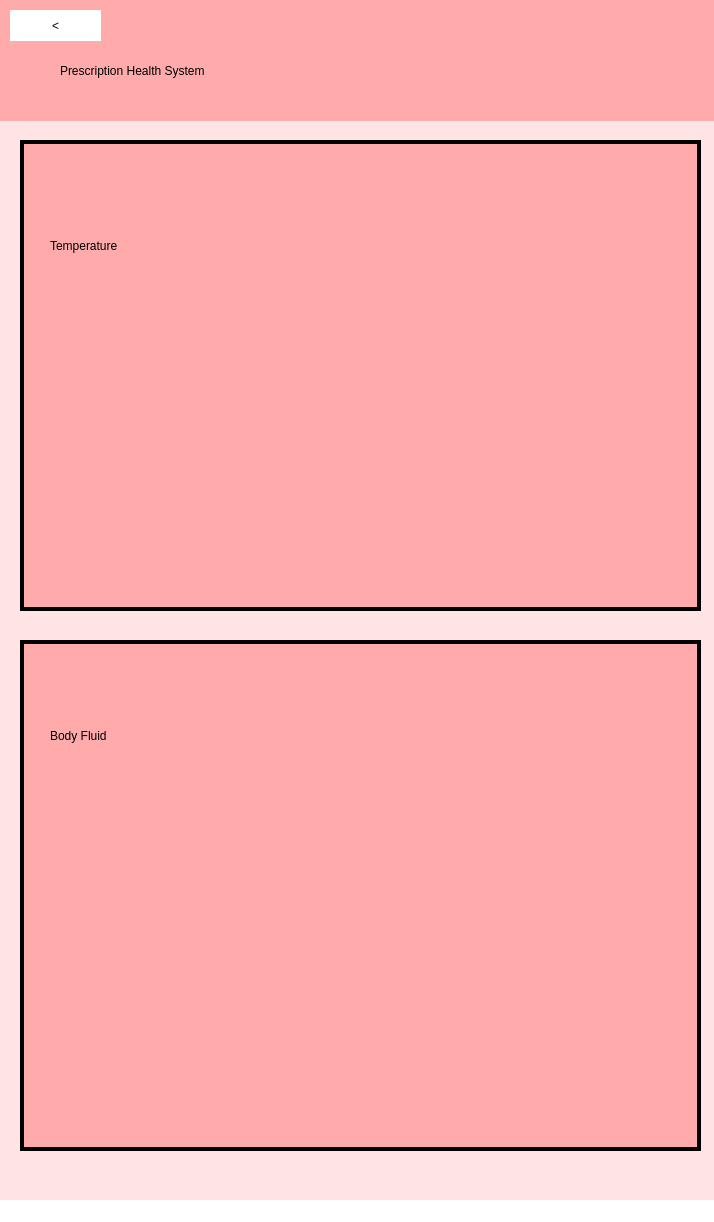
Before: the Qt Designer form UI/PHS_Body_Info.ui in NaryanSambhi/CSCN72030---Sec3---Group2, drawn with Qt 5.
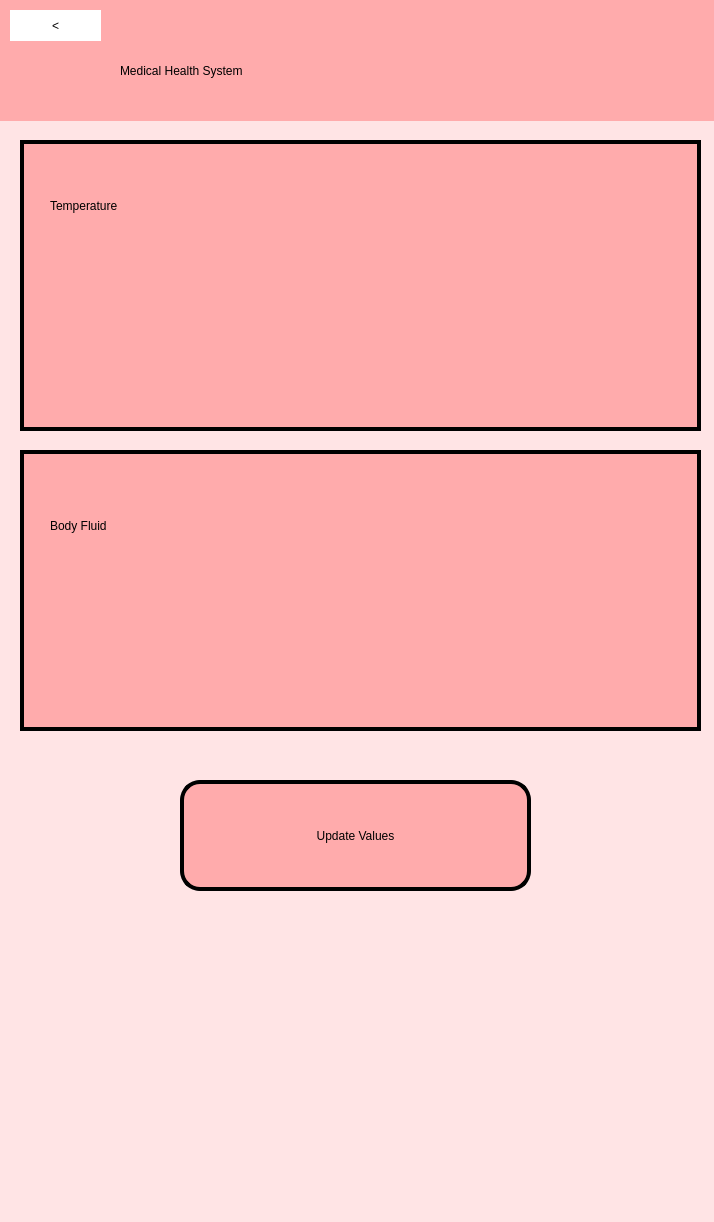
After: the same form once the commit is applied. Icons and pictures are not drawn.

Patch:
```diff
--- a/UI/PHS_Body_Info.ui
+++ b/UI/PHS_Body_Info.ui
@@ -35,7 +35,7 @@
        <x>20</x>
        <y>170</y>
        <width>681</width>
-       <height>471</height>
+       <height>291</height>
       </rect>
      </property>
      <property name="styleSheet">
@@ -46,10 +46,10 @@
      <widget class="QLabel" name="bodytemp">
       <property name="geometry">
        <rect>
-        <x>440</x>
-        <y>40</y>
-        <width>231</width>
-        <height>261</height>
+        <x>470</x>
+        <y>20</y>
+        <width>161</width>
+        <height>171</height>
        </rect>
       </property>
       <property name="styleSheet">
@@ -69,8 +69,8 @@
       <property name="geometry">
        <rect>
         <x>30</x>
-        <y>70</y>
-        <width>251</width>
+        <y>30</y>
+        <width>371</width>
         <height>71</height>
        </rect>
       </property>
@@ -87,9 +87,9 @@
      <property name="geometry">
       <rect>
        <x>20</x>
-       <y>670</y>
+       <y>480</y>
        <width>681</width>
-       <height>511</height>
+       <height>281</height>
       </rect>
      </property>
      <property name="styleSheet">
@@ -101,8 +101,8 @@
       <property name="geometry">
        <rect>
         <x>30</x>
-        <y>60</y>
-        <width>221</width>
+        <y>40</y>
+        <width>301</width>
         <height>71</height>
        </rect>
       </property>
@@ -117,10 +117,10 @@
      <widget class="QLabel" name="bodyfluid">
       <property name="geometry">
        <rect>
-        <x>480</x>
-        <y>50</y>
-        <width>181</width>
-        <height>361</height>
+        <x>490</x>
+        <y>20</y>
+        <width>141</width>
+        <height>201</height>
        </rect>
       </property>
       <property name="styleSheet">
@@ -153,9 +153,9 @@
      <widget class="QLabel" name="label">
       <property name="geometry">
        <rect>
-        <x>70</x>
+        <x>130</x>
         <y>40</y>
-        <width>601</width>
+        <width>551</width>
         <height>61</height>
        </rect>
       </property>
@@ -168,7 +168,7 @@
 border:0px;</string>
       </property>
       <property name="text">
-       <string>Prescription Health System</string>
+       <string>Medical Health System</string>
       </property>
      </widget>
      <widget class="QPushButton" name="GoBack">
@@ -193,9 +193,28 @@
       </property>
      </widget>
     </widget>
+    <widget class="QPushButton" name="UpdateValues">
+     <property name="geometry">
+      <rect>
+       <x>180</x>
+       <y>810</y>
+       <width>351</width>
+       <height>111</height>
+      </rect>
+     </property>
+     <property name="styleSheet">
+      <string notr="true">color: rgb(0, 0, 0);
+background-color: rgb(255, 171, 172);
+border: 4px solid black;
+border-radius:20px;
+font: 30pt &quot;Monospace&quot;;</string>
+     </property>
+     <property name="text">
+      <string>Update Values</string>
+     </property>
+    </widget>
    </widget>
   </widget>
-  <widget class="QStatusBar" name="statusbar"/>
  </widget>
  <resources>
   <include location="Config.qrc"/>
```
